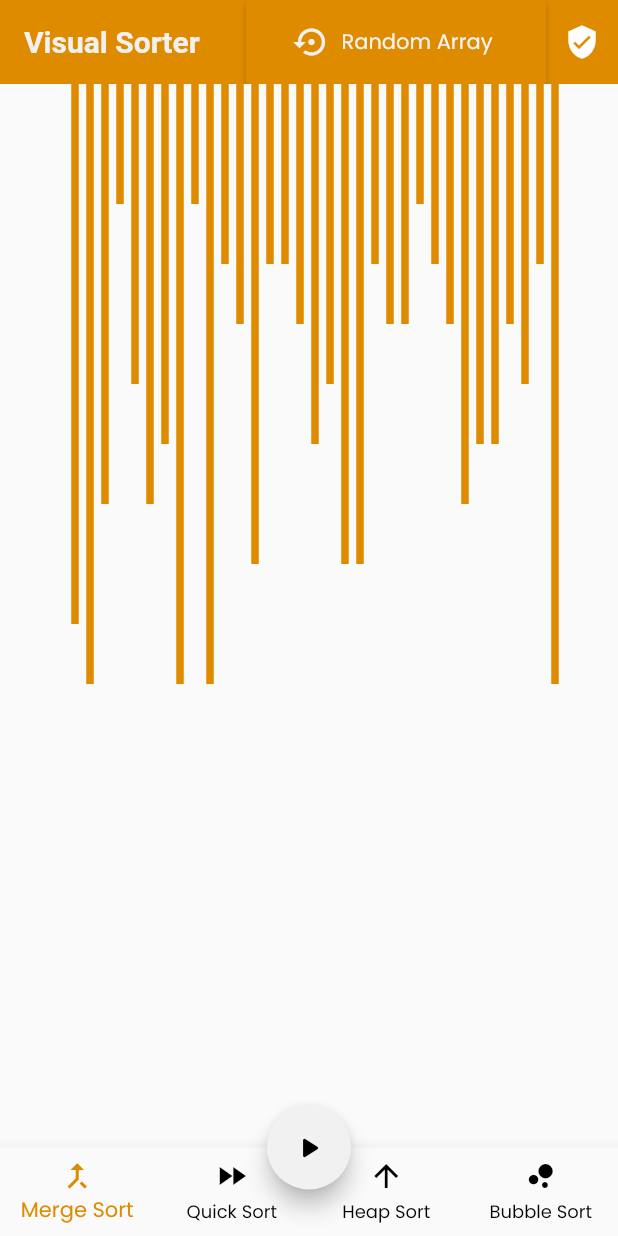
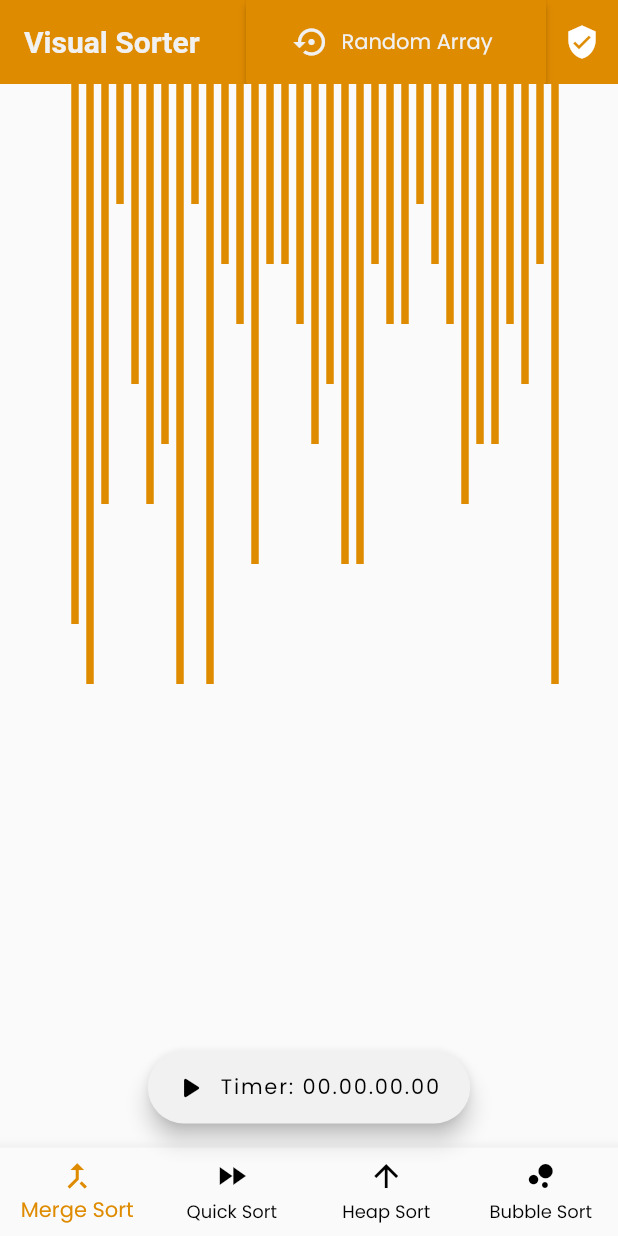
Before and after one commit to tamzid958/visual_sorter, a Flutter app: the screen it shows after launch, on a phone screen of 412 x 824 dp. Run offline on Flutter 3.47's test engine with Material 2 defaults, Android fonts, the phone set to English and light mode, and no system bars; our stand-ins replace stop_watch_timer.

Commit message:
timer added

```diff
--- a/lib/constants.dart
+++ b/lib/constants.dart
@@ -17,4 +17,4 @@ double offsetSmall = 10; // app> 5 //web=>10
 double offsetBig = 40; // app> 20 //web=> 50
 double initSrokeWidth = 5; // app> 3 //web=> 5
 int ranLength = 9; //
-const time = 100;
+const time = 70;
--- a/lib/screens/home/home.dart
+++ b/lib/screens/home/home.dart
@@ -3,15 +3,16 @@ import 'dart:ui';
 import 'package:flutter/cupertino.dart';
 import 'package:flutter/material.dart';
 import 'package:visual_sorter/constants.dart';
+import 'package:stop_watch_timer/stop_watch_timer.dart';
 
 var size = initArraySize;
-
 List<int> arr = _getRandomIntegerList(size);
 Color color = kOrangeColor;
 bool isAlgorithmRunning = false;
 int _selectedIndex = 0;
 int index = 0;
 double hieghtUni, widthUni;
+String timeC = "00.00.00.00";
 
 class HomeScreen extends StatefulWidget {
   @override
@@ -196,6 +197,12 @@ class _HomeScreenState extends State<HomeScreen> {
       }
     }
 
+    final _stopWatchTimer = StopWatchTimer(
+      onChange: (value) {
+        final displayTime = StopWatchTimer.getDisplayTime(value);
+        timeC = displayTime;
+      },
+    );
     return Scaffold(
       appBar: buildAppBar(context),
       body: Body(),
@@ -224,21 +231,22 @@ class _HomeScreenState extends State<HomeScreen> {
         unselectedItemColor: kBlackColor,
         onTap: isAlgorithmRunning == true ? null : onItemTapped,
       ),
-      floatingActionButtonLocation: FloatingActionButtonLocation.centerDocked,
-      floatingActionButton: FloatingActionButton(
+      floatingActionButtonLocation: FloatingActionButtonLocation.centerFloat,
+      floatingActionButton: FloatingActionButton.extended(
           backgroundColor:
               isAlgorithmRunning == true ? kRedColor : kTextLightColor,
           hoverColor: kOrangeColor,
           splashColor: kRedColor,
-          // label: Text('Start'),
-          //icon:
-          child: Icon(
+          label: Text("Timer: " + timeC),
+          icon: Icon(
             isAlgorithmRunning == true ? Icons.stop : Icons.play_arrow_rounded,
           ),
           onPressed: isAlgorithmRunning == true
               ? null
               : () async {
+                  _stopWatchTimer.onExecute.add(StopWatchExecute.reset);
                   _setAlgorithmRunningState(true);
+                  _stopWatchTimer.onExecute.add(StopWatchExecute.start);
                   if (_selectedIndex == 0) {
                     await _mergeSortVisualiser(arr, 0, arr.length - 1);
                   } else if (_selectedIndex == 1) {
@@ -249,6 +257,7 @@ class _HomeScreenState extends State<HomeScreen> {
                     await _bubbleSortVisualiser(arr);
                   }
                   _setAlgorithmRunningState(false);
+                  _stopWatchTimer.onExecute.add(StopWatchExecute.stop);
                 }),
     );
   }
--- a/pubspec.yaml
+++ b/pubspec.yaml
@@ -37,6 +37,7 @@ dependencies:
   states_rebuilder: ^3.2.0
   responsive_scaffold: ^1.3.0+2
   flutter_launcher_name: ^0.0.1
+  stop_watch_timer: ^0.6.0+1
 
 dev_dependencies:
   flutter_test:
```
Also changed, not shown: pubspec.lock.
